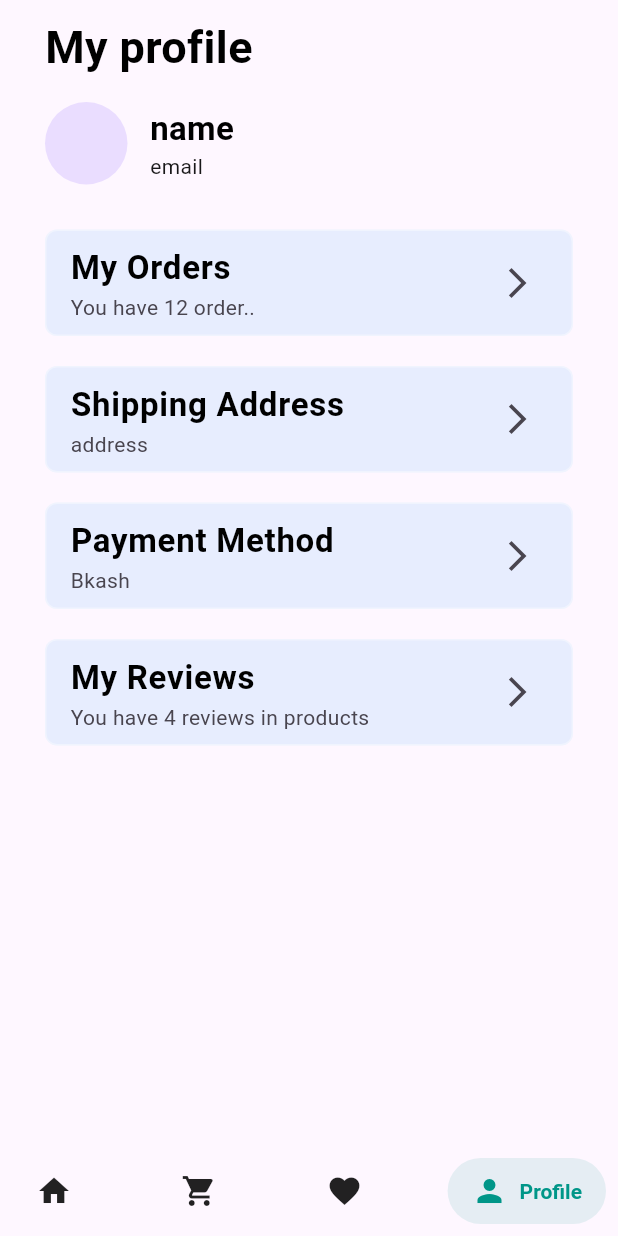
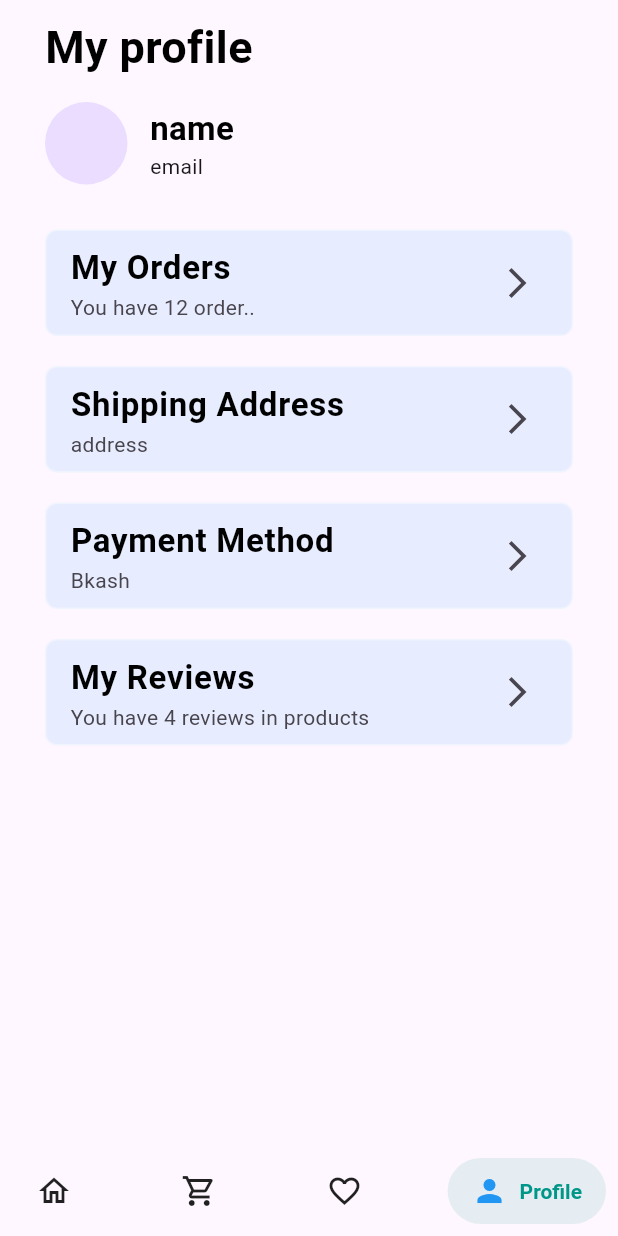
Before and after one commit to alazad214/praner-market, a Flutter app: the BottomNav_Screen screen opened directly, item 4 of the bottom bar chosen, on a phone screen of 412 x 824 dp. Run offline on Flutter 3.47's test engine with Material 3 defaults, Android fonts, the phone set to English and light mode, and no system bars; drawn by our look-alikes of salomon_bottom_bar; our stand-ins replace carousel_slider, cloud_firestore, firebase_auth, firebase_core, firebase_messaging, get and 1 more; accounts and stored records are empty.

```diff
--- a/lib/screens/bottomnav_screen.dart
+++ b/lib/screens/bottomnav_screen.dart
@@ -31,31 +31,43 @@ class _BottomNav_ScreenState extends State<BottomNav_Screen> {
         items: [
           /// Home
           SalomonBottomBarItem(
-            icon: const Icon(Icons.home),
+              icon: const Icon(Icons.home_outlined),
               title: const Text("Home"),
               selectedColor: Colors.blueGrey,
-          ),
+              activeIcon: const Icon(
+                Icons.home_filled,
+                color: Colors.blue,
+              )),
 
           /// Likes
           SalomonBottomBarItem(
-            icon: const Icon(Icons.shopping_cart),
+              icon: const Icon(Icons.shopping_cart_outlined),
               title: const Text("Cart"),
               selectedColor: Colors.pink,
-          ),
+              activeIcon: const Icon(
+                Icons.shopping_cart,
+                color: Colors.blue,
+              )),
 
           /// Search
           SalomonBottomBarItem(
-            icon: const Icon(Icons.favorite),
-            title:const Text("Favorite"),
+              icon: const Icon(Icons.favorite_outline),
+              title: const Text("Favorite"),
               selectedColor: Colors.orange,
-          ),
+              activeIcon: const Icon(
+                Icons.favorite,
+                color: Colors.blue,
+              )),
 
           /// Profile
           SalomonBottomBarItem(
-            icon:const Icon(Icons.person),
-            title:const Text("Profile"),
+              icon: const Icon(Icons.person),
+              title: const Text("Profile"),
               selectedColor: Colors.teal,
-          ),
+              activeIcon: const Icon(
+                Icons.person,
+                color: Colors.blue,
+              )),
         ],
       ),
     );
```
Also changed, not shown: lib/screens/home_screen.dart (+6 -2 lines), lib/widgets/custom_singleProduct.dart (added, +101 -0 lines), lib/widgets/custom_slider.dart (+18 -6 lines). Lines whose indentation alone changed are shown as unchanged.
